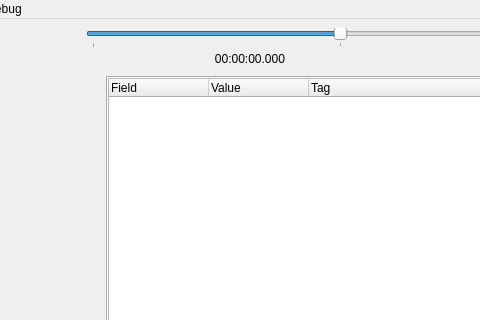
Old version of the form soccer/ui/MainWindow.ui in the repository RoboJackets/robocup-software; both pictures show x 169 to 649 and y 0 to 320 of the 1080 by 700 pixel window.
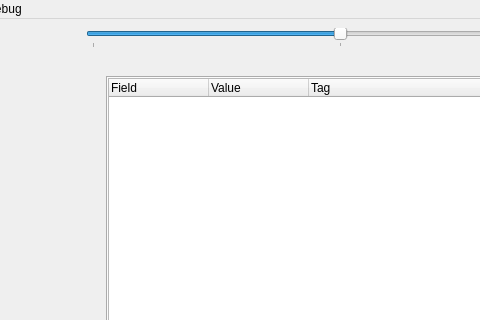
New version of the form. Icons and pictures are not drawn. Custom widgets are drawn as their Qt base class.

What changed in the file:
```diff
--- a/soccer/ui/MainWindow.ui
+++ b/soccer/ui/MainWindow.ui
@@ -202,31 +202,6 @@
              </property>
             </spacer>
            </item>
-           <item>
-            <widget class="QLabel" name="logTime">
-             <property name="sizePolicy">
-              <sizepolicy hsizetype="Fixed" vsizetype="Preferred">
-               <horstretch>0</horstretch>
-               <verstretch>0</verstretch>
-              </sizepolicy>
-             </property>
-             <property name="minimumSize">
-              <size>
-               <width>90</width>
-               <height>0</height>
-              </size>
-             </property>
-             <property name="toolTip">
-              <string>Program Elapsed Time</string>
-             </property>
-             <property name="text">
-              <string>00:00:00.000</string>
-             </property>
-             <property name="alignment">
-              <set>Qt::AlignRight|Qt::AlignTrailing|Qt::AlignVCenter</set>
-             </property>
-            </widget>
-           </item>
            <item>
             <widget class="QPushButton" name="logStop">
              <property name="toolTip">
```
